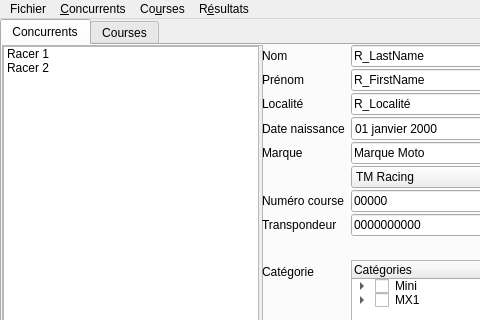
Above: MainWindow.ui from alcatrazproduction/Chrono before the change; both pictures show x 0 to 480 and y 0 to 320 of the 800 by 600 pixel window. Below: the same form after it.
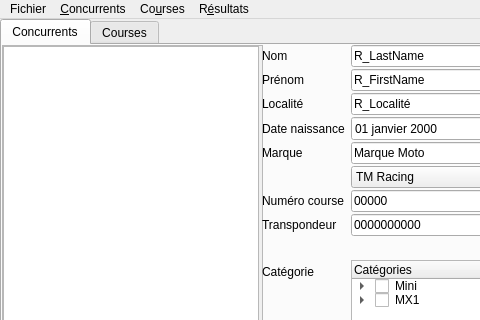
That is the form after the change.

Patch:
```diff
--- a/MainWindow.ui
+++ b/MainWindow.ui
@@ -112,16 +112,6 @@
         <property name="modelColumn">
          <number>0</number>
         </property>
-        <item>
-         <property name="text">
-          <string>Racer 1</string>
-         </property>
-        </item>
-        <item>
-         <property name="text">
-          <string>Racer 2</string>
-         </property>
-        </item>
        </widget>
        <widget class="QWidget" name="gridLayoutWidget">
         <property name="geometry">
```
